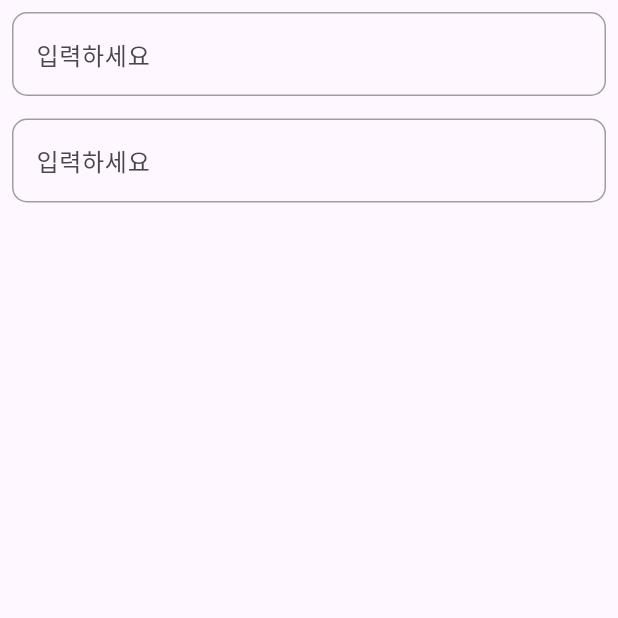
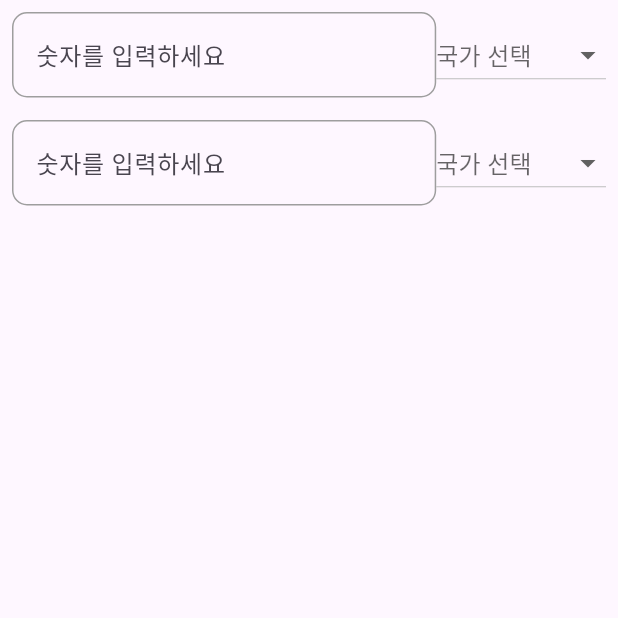
Before and after one commit to LeeChungWoo92/ExchangeRateConverter, a Flutter app: the screen it shows after launch, on a phone screen of 412 x 824 dp, the top half of it. Run offline on Flutter 3.47's test engine with Material 3 defaults, Android fonts, the phone set to English and light mode, and no system bars.

Commit message:
feat: home_screen에서 input field로 입력값을 받는다

```diff
--- /dev/null
+++ b/lib/domain/model/model.dart
@@ -0,0 +1,15 @@
+import 'package:flutter/material.dart';
+
+class HomeScreenData {
+  final TextEditingController firstTextEditingController;
+  final TextEditingController secondTextEditingController;
+  final String? selectedCountry;
+  final List<String> countryList;
+
+  HomeScreenData({
+    required this.firstTextEditingController,
+    required this.secondTextEditingController,
+    required this.selectedCountry,
+    required this.countryList,
+  });
+}
--- /dev/null
+++ b/lib/domain/presentation/component/input_field.dart
@@ -0,0 +1,102 @@
+import 'package:exchange_rate_converter/domain/model/model.dart';
+import 'package:flutter/material.dart';
+
+class InputField extends StatelessWidget {
+  final HomeScreenData data;
+  final ValueChanged<String?> onCountryChanged;
+  final ValueChanged<String> onFirstFieldChanged;
+  final ValueChanged<String> onSecondFieldChanged;
+
+  const InputField({
+    super.key,
+    required this.data,
+    required this.onCountryChanged,
+    required this.onFirstFieldChanged,
+    required this.onSecondFieldChanged,
+  });
+
+  @override
+  Widget build(BuildContext context) {
+    return Scaffold(
+      body: SafeArea(
+        child: Padding(
+          padding: const EdgeInsets.all(8.0),
+          child: Column(
+            children: [
+              Row(
+                children: [
+                  Expanded(
+                    child: TextField(
+                      controller: data.firstTextEditingController,
+                      keyboardType:
+                          TextInputType.numberWithOptions(decimal: true),
+                      decoration: InputDecoration(
+                        hintText: '숫자를 입력하세요',
+                        enabledBorder: OutlineInputBorder(
+                          borderRadius: BorderRadius.circular(10),
+                          borderSide: BorderSide(color: Colors.grey),
+                        ),
+                        focusedBorder: OutlineInputBorder(
+                          borderRadius: BorderRadius.circular(10),
+                          borderSide: BorderSide(color: Colors.grey),
+                        ),
+                      ),
+                      onChanged: onFirstFieldChanged,
+                    ),
+                  ),
+                  DropdownButton<String>(
+                    value: data.selectedCountry,
+                    hint: Text('국가 선택'),
+                    items: data.countryList.map((String country) {
+                      return DropdownMenuItem<String>(
+                        child: Text(country),
+                        value: country,
+                      );
+                    }).toList(),
+                    onChanged: onCountryChanged,
+                  ),
+                ],
+              ),
+              const SizedBox(
+                height: 15,
+              ),
+              Row(
+                children: [
+                  Expanded(
+                    child: TextField(
+                      controller: data.secondTextEditingController,
+                      keyboardType: TextInputType.numberWithOptions(decimal: true),
+                      decoration: InputDecoration(
+                        hintText: '숫자를 입력하세요',
+                        enabledBorder: OutlineInputBorder(
+                          borderRadius: BorderRadius.circular(10),
+                          borderSide: BorderSide(color: Colors.grey),
+                        ),
+                        focusedBorder: OutlineInputBorder(
+                          borderRadius: BorderRadius.circular(10),
+                          borderSide: BorderSide(color: Colors.grey),
+                        ),
+                      ),
+                      onChanged: onSecondFieldChanged,
+                    ),
+                  ),
+                  DropdownButton<String>(
+                    value: data.selectedCountry,
+                    hint: Text('국가 선택'),
+                    items: data.countryList.map((String country) {
+                      return DropdownMenuItem<String>(
+                        child: Text(country),
+                        value: country,
+                      );
+                    }).toList(),
+                    onChanged: onCountryChanged,
+                  ),
+                ],
+              ),
+            ],
+          ),
+        ),
+      ),
+    );
+  }
+}
--- a/lib/domain/presentation/home/home_screen.dart
+++ b/lib/domain/presentation/home/home_screen.dart
@@ -1,50 +1,55 @@
+import 'package:exchange_rate_converter/domain/model/model.dart';
+import 'package:exchange_rate_converter/domain/presentation/component/input_field.dart';
 import 'package:flutter/material.dart';
 
-class HomeScreen extends StatelessWidget {
+void main() {
+  runApp(const MaterialApp(
+    home: HomeScreen(),
+  ));
+}
+
+class HomeScreen extends StatefulWidget {
   const HomeScreen({super.key});
 
   @override
+  _HomeScreenState createState() => _HomeScreenState();
+}
+
+class _HomeScreenState extends State<HomeScreen> {
+  final firstTextEditingController = TextEditingController();
+  final secondTextEditingController = TextEditingController();
+  String? selectedCountry;
+  final List<String> countryList = ['USA', 'Canada', 'South Korea', 'Japan'];
+
+  @override
+  void dispose() {
+    firstTextEditingController.dispose();
+    secondTextEditingController.dispose();
+    super.dispose();
+  }
+
+  @override
   Widget build(BuildContext context) {
-    return Scaffold(
-      body: SafeArea(
-        child: Padding(
-          padding: const EdgeInsets.all(8.0),
-          child: Column(
-            children: [
-              TextField(
-                decoration: InputDecoration(
-                  hintText: '입력하세요',
-                  enabledBorder: OutlineInputBorder(
-                    borderRadius: BorderRadius.circular(10),
-                    borderSide: BorderSide(color: Colors.grey),
-                  ),
-                  focusedBorder: OutlineInputBorder(
-                    borderRadius: BorderRadius.circular(10),
-                    borderSide: BorderSide(color: Colors.grey),
-                  ),
-                ),
-              ),
-              const SizedBox(
-                height: 15,
-              ),
-              TextField(
-                decoration: InputDecoration(
-                  hintText: '입력하세요',
-                  enabledBorder: OutlineInputBorder(
-                    borderRadius: BorderRadius.circular(10),
-                    borderSide: BorderSide(color: Colors.grey),
-                  ),
-                  focusedBorder: OutlineInputBorder(
-                    borderRadius: BorderRadius.circular(10),
-                    borderSide: BorderSide(color: Colors.grey),
-                  ),
-                ),
-              ),
+    final data = HomeScreenData(
+      firstTextEditingController: firstTextEditingController,
+      secondTextEditingController: secondTextEditingController,
+      selectedCountry: selectedCountry,
+      countryList: countryList,
+    );
 
-            ],
-          ),
-        ),
-      ),
+    return InputField(
+      data: data,
+      onCountryChanged: (String? newCountry) {
+        setState(() {
+          selectedCountry = newCountry;
+        });
+      },
+      onFirstFieldChanged: (String value) {
+        print('First field changed: $value');
+      },
+      onSecondFieldChanged: (String value) {
+        print('Second field changed: $value');
+      },
     );
   }
 }
--- a/lib/main.dart
+++ b/lib/main.dart
@@ -1,38 +1,41 @@
-import 'package:exchange_rate_converter/domain/presentation/home/home_screen.dart';
-import 'package:flutter/material.dart';
-
-void main() {
-  runApp(const MyApp());
-}
-
-class MyApp extends StatelessWidget {
-  const MyApp({super.key});
-
-  // This widget is the root of your application.
-  @override
-  Widget build(BuildContext context) {
-    return MaterialApp(
-      title: 'Flutter Demo',
-      theme: ThemeData(
-        // This is the theme of your application.
-        //
-        // TRY THIS: Try running your application with "flutter run". You'll see
-        // the application has a purple toolbar. Then, without quitting the app,
-        // try changing the seedColor in the colorScheme below to Colors.green
-        // and then invoke "hot reload" (save your changes or press the "hot
-        // reload" button in a Flutter-supported IDE, or press "r" if you used
-        // the command line to start the app).
-        //
-        // Notice that the counter didn't reset back to zero; the application
-        // state is not lost during the reload. To reset the state, use hot
-        // restart instead.
-        //
-        // This works for code too, not just values: Most code changes can be
-        // tested with just a hot reload.
-        colorScheme: ColorScheme.fromSeed(seedColor: Colors.deepPurple),
-        useMaterial3: true,
-      ),
-      home: const HomeScreen(),
-    );
-  }
-}
+// import 'package:exchange_rate_converter/domain/presentation/home/home_screen.dart';
+// import 'package:flutter/material.dart';
+//
+// void main() {
+//   runApp(const MyApp());
+// }
+//
+// class MyApp extends StatelessWidget {
+//   const MyApp({super.key});
+//
+//   // This widget is the root of your application.
+//   @override
+//   Widget build(BuildContext context) {
+//     return MaterialApp(
+//       title: 'Flutter Demo',
+//       theme: ThemeData(
+//         // This is the theme of your application.
+//         //
+//         // TRY THIS: Try running your application with "flutter run". You'll see
+//         // the application has a purple toolbar. Then, without quitting the app,
+//         // try changing the seedColor in the colorScheme below to Colors.green
+//         // and then invoke "hot reload" (save your changes or press the "hot
+//         // reload" button in a Flutter-supported IDE, or press "r" if you used
+//         // the command line to start the app).
+//         //
+//         // Notice that the counter didn't reset back to zero; the application
+//         // state is not lost during the reload. To reset the state, use hot
+//         // restart instead.
+//         //
+//         // This works for code too, not just values: Most code changes can be
+//         // tested with just a hot reload.
+//         colorScheme: ColorScheme.fromSeed(seedColor: Colors.deepPurple),
+//         useMaterial3: true,
+//       ),
+//       home: const HomeScreen(
+//         firstTextEditingController: null,
+//         secondTextEditingController: null,
+//       ),
+//     );
+//   }
+// }
```
Also changed, not shown: 1 other file.
